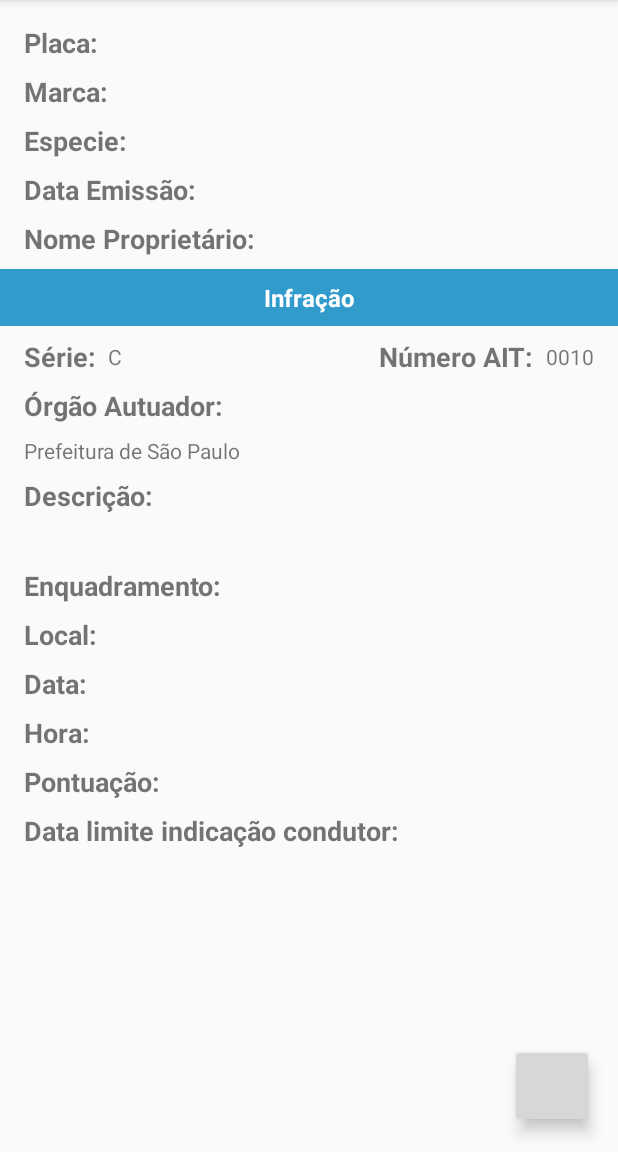
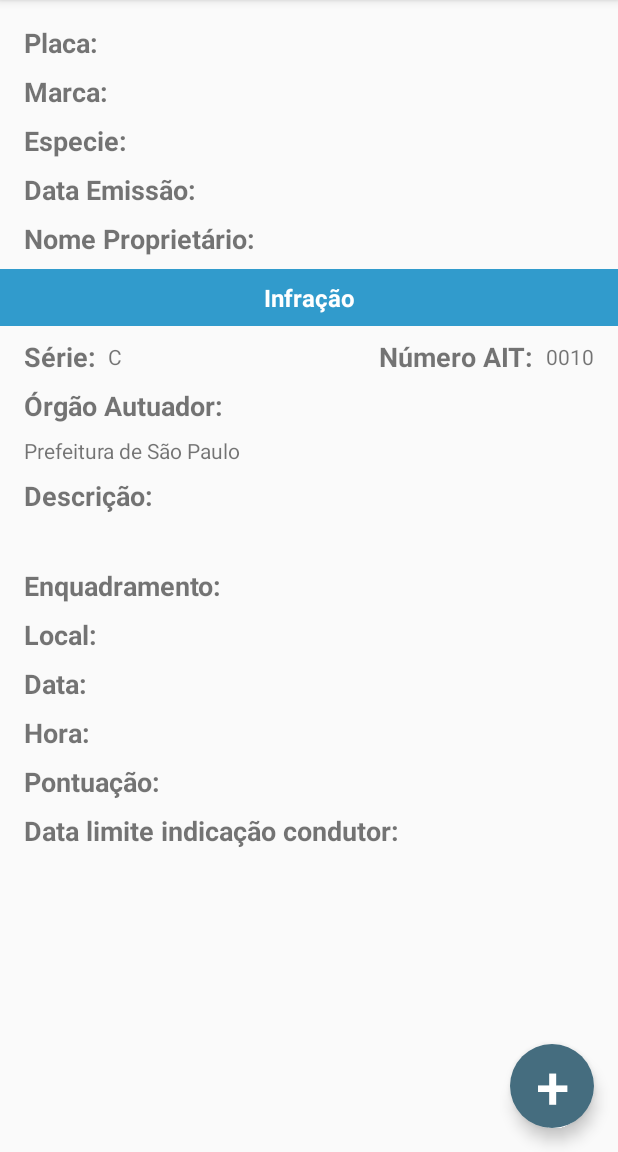
Before and after one commit to ProdigalSorc/ServicosPrefeituras, an Android app: the ResumoMultaActivity screen opened directly, with no data from a screen before it, on a phone screen of 412 x 824 dp, the part 84-1236 px from its top. Run offline under Robolectric (Android 15) with nearby library versions, the phone set to English and light mode, and no system bars.

Commit message:
Retornando botão +

```diff
--- a/app/src/main/res/layout/activity_resumo_multa.xml
+++ b/app/src/main/res/layout/activity_resumo_multa.xml
@@ -399,8 +399,10 @@
             android:layout_marginBottom="16dp"
             android:layout_marginEnd="16dp"
             android:layout_marginRight="16dp"
+            android:background="@drawable/fundo_indicar"
             android:elevation="6dp"
             android:stateListAnimator="@null"
+            android:text="+"
             android:textColor="#ffffff"
             android:textSize="40sp"
             app:layout_constraintBottom_toBottomOf="parent"
@@ -410,25 +412,5 @@
             app:layout_constraintTop_toTopOf="parent"
             app:layout_constraintVertical_bias="1.0" />
 
-        <!--<Button-->
-            <!--android:id="@+id/activity_resumo_button_indicar_condutor"-->
-            <!--android:layout_width="56dp"-->
-            <!--android:layout_height="56dp"-->
-            <!--android:layout_marginBottom="16dp"-->
-            <!--android:layout_marginEnd="16dp"-->
-            <!--android:layout_marginRight="16dp"-->
-            <!--android:background="@drawable/fundo_indicar"-->
-            <!--android:elevation="6dp"-->
-            <!--android:stateListAnimator="@null"-->
-            <!--android:text="+"-->
-            <!--android:textColor="#ffffff"-->
-            <!--android:textSize="40sp"-->
-            <!--app:layout_constraintBottom_toBottomOf="parent"-->
-            <!--app:layout_constraintEnd_toEndOf="parent"-->
-            <!--app:layout_constraintHorizontal_bias="1.0"-->
-            <!--app:layout_constraintStart_toStartOf="parent"-->
-            <!--app:layout_constraintTop_toTopOf="parent"-->
-            <!--app:layout_constraintVertical_bias="1.0" />-->
-
     </android.support.constraint.ConstraintLayout>
 </android.support.constraint.ConstraintLayout>
```
